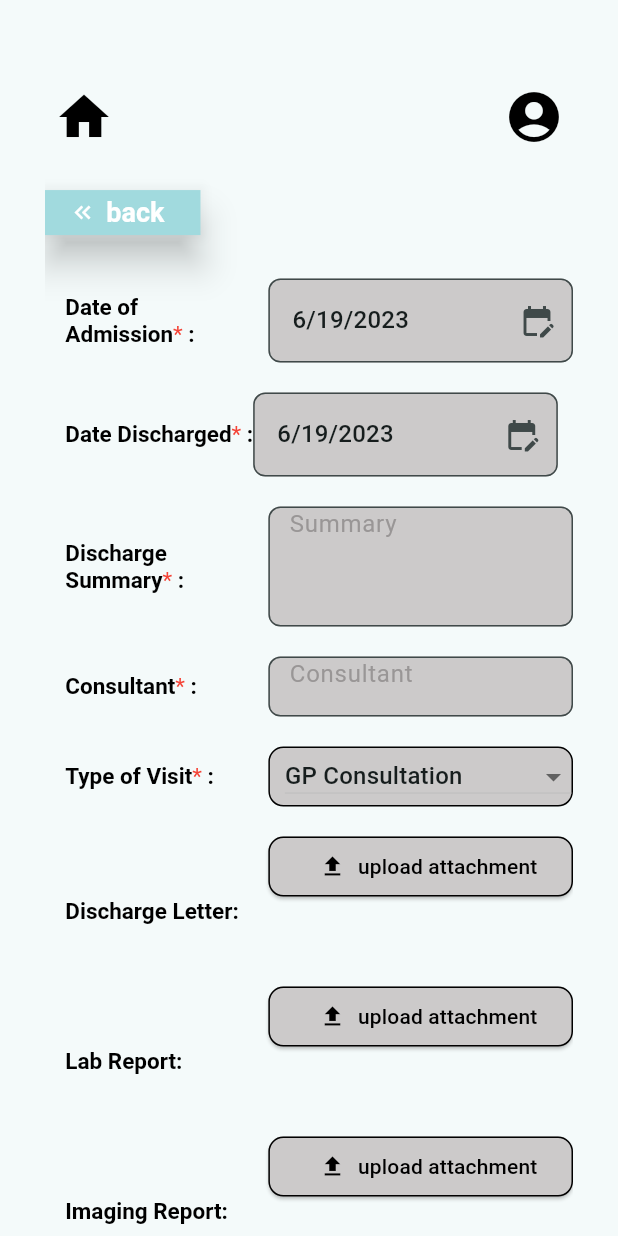
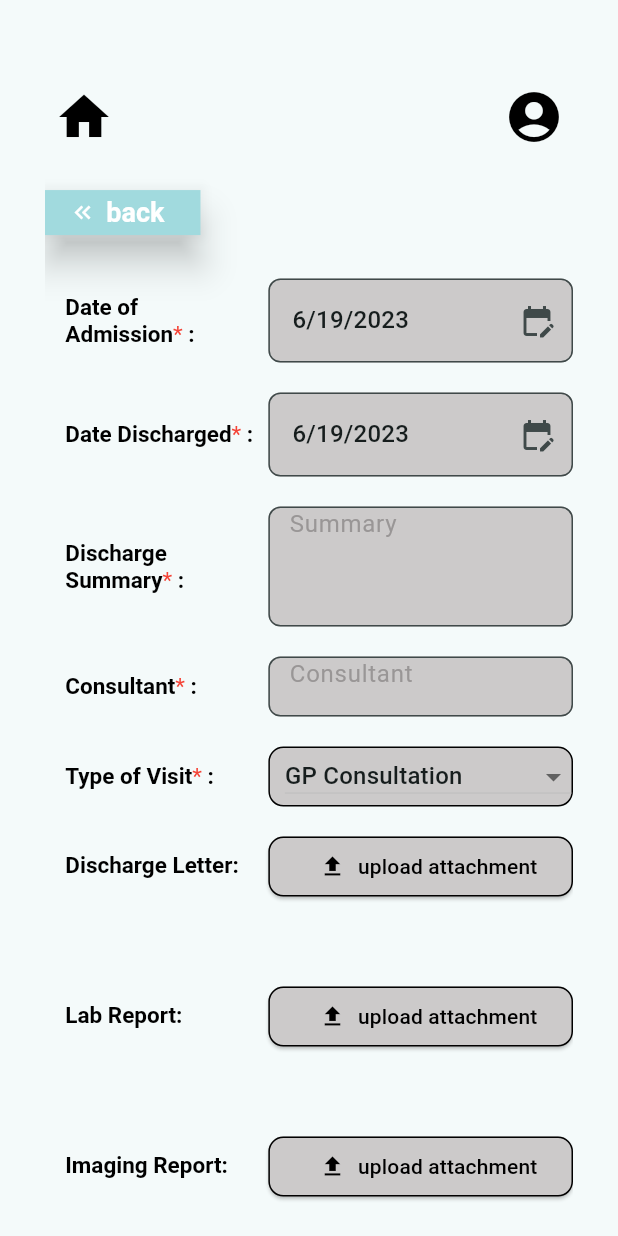
Before and after one commit to S-Pei/Pocket-Patient-Mobile, a Flutter app: the AddHospitalVisitPage screen opened directly, on a phone screen of 412 x 824 dp. Run offline on Flutter 3.47's test engine with Material 2 defaults, Android fonts, the phone set to English and light mode, and no system bars; drawn by our look-alikes of date_field; our stand-ins replace awesome_notifications, cloud_firestore, dartx, dio, file_picker, firebase_core and 3 more; accounts and stored records are empty.

Commit message:
Improve styling for add visit page

```diff
--- a/lib/pages/addHospitalVisit.dart
+++ b/lib/pages/addHospitalVisit.dart
@@ -146,7 +146,7 @@ class _AddHospitalVisitPageState extends State<AddHospitalVisitPage> {
                                   'Consultant', 40) +
                               addDropDown(dropDown) +
                               [
-                                Flexible(
+                                const Flexible(
                                     flex: 5,
                                     fit: FlexFit.loose,
                                     child: SizedBox(height: 20,)),
@@ -154,8 +154,10 @@ class _AddHospitalVisitPageState extends State<AddHospitalVisitPage> {
                                     flex: 10,
                                     fit: FlexFit.loose,
                                     child:
-                                    Row(children: [
-                            Flexible(
+                                    Row(
+                                      crossAxisAlignment: CrossAxisAlignment.start,
+                                      children: [
+                            const Flexible(
                                 fit: FlexFit.tight,
                                 flex: 1,
                                 child: SizedBox(width: 5,)),
@@ -163,9 +165,12 @@ class _AddHospitalVisitPageState extends State<AddHospitalVisitPage> {
                                 fit: FlexFit.tight,
                                 flex: 10,
                                 child: Container(
+                                    padding: const EdgeInsets.only(top: 10),
                                     width: 50,
-                                    child: DefaultTextStyle(
-                                      child: Text('Discharge Letter:'), style: boldContent,)
+                                    child: const DefaultTextStyle(
+                                      style: boldContent,
+                                      child: Text('Discharge Letter:'),
+                                    )
                                 )
                             ),
                             Flexible(
@@ -181,11 +186,11 @@ class _AddHospitalVisitPageState extends State<AddHospitalVisitPage> {
                                           flex: 7,
                                           child: Container(
                                               width: 250,
-                                                          constraints: BoxConstraints(
+                                              constraints: const BoxConstraints(
                                                   maxHeight: 40),
                                               child: ElevatedButton
                                                   .icon(
-                                                            icon: Icon(Icons
+                                                icon: const Icon(Icons
                                                     .upload),
                                                 style: ElevatedButton
                                                     .styleFrom(
@@ -198,7 +203,7 @@ class _AddHospitalVisitPageState extends State<AddHospitalVisitPage> {
                                                     borderRadius: BorderRadius
                                                         .circular(
                                                         10.0),
-                                                                side: BorderSide(
+                                                    side: const BorderSide(
                                                         width: 1,
                                                         color: Colors
                                                             .black),
@@ -208,14 +213,14 @@ class _AddHospitalVisitPageState extends State<AddHospitalVisitPage> {
                                                       .black,
                                                 ),
                                                 onPressed: addToLetterUrls,
-                                                            label: Text(
+                                                label: const Text(
                                                   'upload attachment',
                                                   textAlign: TextAlign
                                                       .center,),
                                               ))
                                       ),
-                                                  Flexible(
-                                                    flex: 3,
+                                      const Flexible(
+                                        flex: 1,
                                         child: SizedBox(
                                         height: 30,)),
                                       Flexible(
@@ -224,7 +229,7 @@ class _AddHospitalVisitPageState extends State<AddHospitalVisitPage> {
                                           child: Container(
                                               height: 40,
                                               width: 250,
-                                                          padding: EdgeInsets.only(left: 10),
+                                              padding: const EdgeInsets.only(left: 10),
                                               child: FutureBuilder<
                                                   String?>(
                                                 future: _letterPathFuture,
@@ -252,8 +257,10 @@ class _AddHospitalVisitPageState extends State<AddHospitalVisitPage> {
                                     flex: 10,
                                     fit: FlexFit.loose,
                                     child:
-                                    Row(children: [
-                                      Flexible(
+                                    Row(
+                                      crossAxisAlignment: CrossAxisAlignment.start,
+                                        children: [
+                                      const Flexible(
                                           fit: FlexFit.tight,
                                           flex: 1,
                                           child: SizedBox(width: 5,)),
@@ -261,9 +268,12 @@ class _AddHospitalVisitPageState extends State<AddHospitalVisitPage> {
                                           fit: FlexFit.tight,
                                           flex: 10,
                                           child: Container(
+                                              padding: const EdgeInsets.only(top: 10),
                                               width: 50,
-                                              child: DefaultTextStyle(
-                                                child: Text('Lab Report:'), style: boldContent,)
+                                              child: const DefaultTextStyle(
+                                                style: boldContent,
+                                                child: Text('Lab Report:'),
+                                              )
                                           )
                                       ),
                                       Flexible(
@@ -306,13 +316,13 @@ class _AddHospitalVisitPageState extends State<AddHospitalVisitPage> {
                                                                     .black,
                                                               ),
                                                               onPressed: addToLabUrl,
-                                                              label: Text(
+                                                              label: const Text(
                                                                 'upload attachment',
                                                                 textAlign: TextAlign
                                                                     .center,),
                                                             ))
                                                     ),
-                                                    Flexible(
+                                                    const Flexible(
                                                         flex: 3,
                                                         child: SizedBox(
                                                           height: 30,)),
@@ -351,8 +361,10 @@ class _AddHospitalVisitPageState extends State<AddHospitalVisitPage> {
                                     flex: 10,
                                     fit: FlexFit.loose,
                                     child:
-                                    Row(children: [
-                                      Flexible(
+                                    Row(
+                                        crossAxisAlignment: CrossAxisAlignment.start,
+                                        children: [
+                                      const Flexible(
                                           fit: FlexFit.tight,
                                           flex: 1,
                                           child: SizedBox(width: 5,)),
@@ -360,9 +372,11 @@ class _AddHospitalVisitPageState extends State<AddHospitalVisitPage> {
                                           fit: FlexFit.tight,
                                           flex: 10,
                                           child: Container(
+                                              padding: const EdgeInsets.only(top: 10),
                                               width: 50,
-                                              child: DefaultTextStyle(
-                                                child: Text('Imaging Report:'), style: boldContent,)
+                                              child: const DefaultTextStyle(
+                                                style: boldContent,
+                                                child: Text('Imaging Report:'),)
                                           )
                                       ),
                                       Flexible(
@@ -378,11 +392,11 @@ class _AddHospitalVisitPageState extends State<AddHospitalVisitPage> {
                                                         flex: 7,
                                                         child: Container(
                                                             width: 250,
-                                                            constraints: BoxConstraints(
+                                                            constraints: const BoxConstraints(
                                                                 maxHeight: 40),
                                                             child: ElevatedButton
                                                                 .icon(
-                                                              icon: Icon(Icons
+                                                              icon: const Icon(Icons
                                                                   .upload),
                                                               style: ElevatedButton
                                                                   .styleFrom(
@@ -395,7 +409,7 @@ class _AddHospitalVisitPageState extends State<AddHospitalVisitPage> {
                                                                   borderRadius: BorderRadius
                                                                       .circular(
                                                                       10.0),
-                                                                  side: BorderSide(
+                                                                  side: const BorderSide(
                                                                       width: 1,
                                                                       color: Colors
                                                                           .black),
@@ -405,23 +419,25 @@ class _AddHospitalVisitPageState extends State<AddHospitalVisitPage> {
                                                                     .black,
                                                               ),
                                                               onPressed: addToImagingUrl,
-                                                              label: Text(
+                                                              label: const Text(
                                                                 'upload attachment',
                                                                 textAlign: TextAlign
                                                                     .center,),
                                                             ))
                                                     ),
-                                                    Flexible(
+                                                    const Flexible(
                                                         flex: 3,
                                                         child: SizedBox(
-                                                          height: 30,)),
+                                                          height: 30
+                                                        ),
+                                                    ),
                                                     Flexible(
                                                         flex: 5,
                                                         fit: FlexFit.loose,
                                                         child: Container(
                                                             height: 40,
                                                             width: 250,
-                                                            padding: EdgeInsets.only(left: 10),
+                                                            padding: const EdgeInsets.only(left: 10),
                                                             child: FutureBuilder<
                                                                 String?>(
                                                               future: _imagingPathFuture,
@@ -663,7 +679,7 @@ List<Widget> addDateField(String title, ValueGetter<DateTime> getDate, ValueSett
               flex: 1,
               child: SizedBox(width: 5,)),
           Flexible(
-              fit: FlexFit.loose,
+              fit: FlexFit.tight,
               flex: 10,
               child:
               requiredField(title, requiredStr)
@@ -700,8 +716,10 @@ Widget addFileField(String title, void Function() addFunc, Future<String?> fileF
       flex: 10,
       fit: FlexFit.loose,
       child:
-        Row(children: [
-          Flexible(
+        Row(
+          crossAxisAlignment: CrossAxisAlignment.start,
+            children: [
+          const Flexible(
             fit: FlexFit.tight,
             flex: 1,
             child: SizedBox(width: 5,)),
@@ -709,9 +727,13 @@ Widget addFileField(String title, void Function() addFunc, Future<String?> fileF
             fit: FlexFit.tight,
             flex: 10,
             child: Container(
+              decoration: BoxDecoration(
+                border: Border.all(color: Colors.yellow)
+              ),
               width: 50,
               child: DefaultTextStyle(
-                child: Text(title), style: boldContent,)
+                style: boldContent,
+                child: Text(title),)
           )
           ),
         Flexible(
```
Lines whose indentation alone changed are shown as unchanged.
